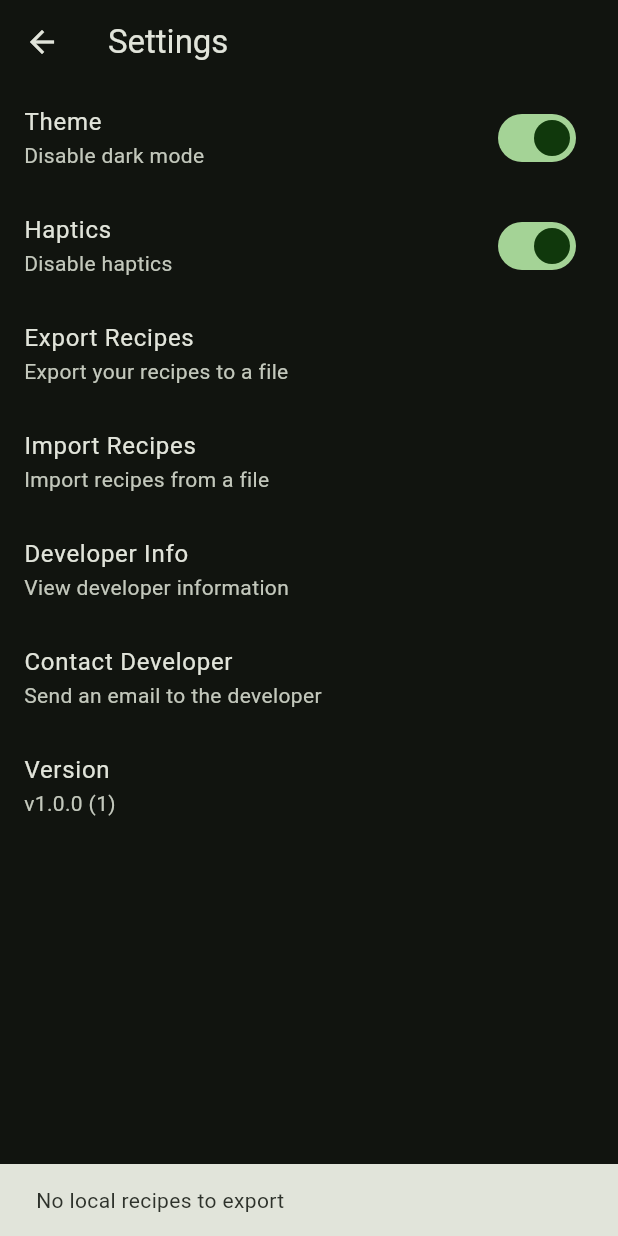
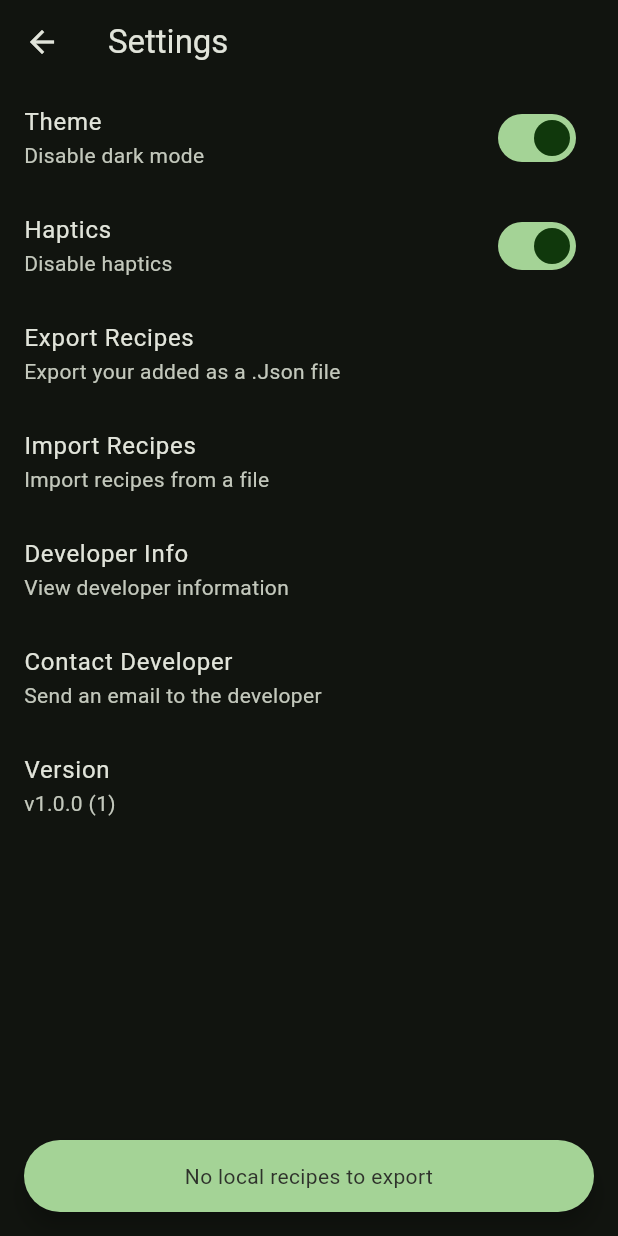
Before and after one commit to keeghan/reciplan3, a Flutter app: the SettingsScreen screen opened directly, after a tap on "Export Recipes", on a phone screen of 412 x 824 dp. Run offline on Flutter 3.47's test engine with Material 3 defaults, Android fonts, the phone set to English and light mode, and no system bars; our stand-ins replace cached_network_image, file_picker, floor, get_it, image_picker, numberpicker and 3 more; missing offline and left inert: downloadsfolder; accounts and stored records are empty; generated files the repository leaves out were written again.

Commit message:
feat!: implement export  feature

```diff
--- /dev/null
+++ b/devtools_options.yaml
@@ -0,0 +1,4 @@
+description: This file stores settings for Dart & Flutter DevTools.
+documentation: https://docs.flutter.dev/tools/devtools/extensions#configure-extension-enablement-states
+extensions:
+  - provider: true
--- a/lib/data/daos/recipe_dao.dart
+++ b/lib/data/daos/recipe_dao.dart
@@ -65,6 +65,9 @@ abstract class RecipeDao {
   @Query('SELECT * FROM recipe_table ORDER BY id DESC')
   Future<List<Recipe>> getAllRecipes();
 
+  @Query('SELECT * FROM recipe_table WHERE userCreated = 1 ORDER BY id DESC')
+  Future<List<Recipe>> getUserCreatedRecipes();
+
   @Query('SELECT * FROM recipe_table WHERE favorite = 1 ORDER BY id DESC')
   Stream<List<Recipe>> getFavoriteRecipes();
 
--- a/lib/data/db/database_provider.dart
+++ b/lib/data/db/database_provider.dart
@@ -1,7 +1,7 @@
 import 'package:floor/floor.dart';
 import 'package:reciplan3/util/yt_links.dart';
 
-import '../../util/data.dart';
+import 'data.dart';
 import '../../util/util.dart';
 import '../daos/day_dao.dart';
 import '../daos/recipe_dao.dart';
--- a/lib/data/repositories/recipe_repository.dart
+++ b/lib/data/repositories/recipe_repository.dart
@@ -14,6 +14,11 @@ class RecipeRepository {
   // Get all recipes
   Future<List<Recipe>> getAllRecipes() async {
     return await _recipeDao.getAllRecipes();
+  }
+
+  // Get all user created recipes
+  Future<List<Recipe>> getUserCreatedRecipes() async {
+    return await _recipeDao.getUserCreatedRecipes();
   }
 
   // Create new recipe
--- a/lib/ui/plan/manage_day_screen.dart
+++ b/lib/ui/plan/manage_day_screen.dart
@@ -126,7 +126,7 @@ class _ManageDayScreenState extends State<ManageDayScreen> {
                           onTap: () async {
                             await _planViewModel.addRecipeToDay(
                                 widget.dayId, recipe.mealType, recipe.id);
-                            String msg = _planViewModel.isSuccess
+                            String msg = _planViewModel.error == null
                                 ? "${recipe.name} added"
                                 : _planViewModel.error!;
                             showSnackBar(context, msg);
--- a/lib/ui/settings_screen.dart
+++ b/lib/ui/settings_screen.dart
@@ -5,9 +5,15 @@ import 'package:file_picker/file_picker.dart';
 import 'package:flutter/material.dart';
 import 'package:path_provider/path_provider.dart';
 import 'package:provider/provider.dart';
+import 'package:reciplan3/data/entities/recipe.dart';
+import 'package:reciplan3/util/storage_service.dart';
 import 'package:reciplan3/util/theme_provider.dart';
+import 'package:reciplan3/util/util.dart';
 import 'package:shared_preferences/shared_preferences.dart';
 import 'package:url_launcher/url_launcher.dart';
+
+import '../main.dart';
+import '../recipe_viewmodel.dart';
 
 class SettingsScreen extends StatefulWidget {
   const SettingsScreen({super.key});
@@ -18,6 +24,7 @@ class SettingsScreen extends StatefulWidget {
 
 class _SettingsScreenState extends State<SettingsScreen> {
   late SharedPreferences prefs;
+  late RecipeViewModel _viewModel;
   bool isDarkMode = true;
   bool isHapticsEnabled = true;
   final String version = '1.0.0';
@@ -26,6 +33,7 @@ class _SettingsScreenState extends State<SettingsScreen> {
   @override
   void initState() {
     super.initState();
+    _viewModel = locator.get<RecipeViewModel>();
     _loadPreferences();
   }
 
@@ -47,27 +55,33 @@ class _SettingsScreenState extends State<SettingsScreen> {
   Future<void> _exportRecipes() async {
     try {
       // Get recipes  database
-      final List<Map<String, dynamic>> recipes =
-          await _getAllUserCreatedRecipes();
-
-      if (recipes.isEmpty) {
-        _showSnackBar('No local recipes to export');
+      final List<Recipe>? recipes = await _viewModel.getUserCreatedRecipes();
+      if (recipes == null) {
+        if (mounted) showSnackBar(context, _viewModel.error.toString());
         return;
       }
-
-      String fileName = await _showExportDialog();
-      if (fileName.isEmpty) return;
-
+      if (recipes.isEmpty) {
+        if (mounted) showSnackBar(context, 'No local recipes to export');
+        return;
+      }
       final String jsonString = jsonEncode(recipes);
 
-      // Get the exported recipes from directory
-      final directory = await getApplicationDocumentsDirectory();
-      final File file = File('${directory.path}/$fileName.json');
+      String fileNamePrefix = await _showExportDialog();
+      if (fileNamePrefix.isEmpty) return; //User cancelled dialog box
+      String fileName = "$fileNamePrefix'_'${getDateTimeString()}";
 
+      final  directory = await getApplicationDocumentsDirectory();
+      final filePath = '${directory.path}/$fileName';
+
+      final File file = File(filePath);
       await file.writeAsString(jsonString);
-      _showSnackBar('Recipes exported successfully');
+      StorageService().copyToDownloads(filePath, fileName);
+      if (mounted) showSnackBar(context, 'Exported to Downloads folder');
     } catch (e) {
-      _showSnackBar('Error exporting recipes: ${e.toString()}');
+      print(e);
+      if (mounted) {
+        showSnackBar(context, 'Error exporting recipes: ${e.toString()}');
+      }
     }
   }
 
@@ -86,10 +100,12 @@ class _SettingsScreenState extends State<SettingsScreen> {
         final List<dynamic> recipes = jsonDecode(contents);
         // Import recipes to database
         await _importRecipesToDatabase(recipes);
-        _showSnackBar('Recipes imported successfully');
+        if (mounted) showSnackBar(context, 'Recipes imported successfully');
       }
     } catch (e) {
-      _showSnackBar('Error importing recipes: ${e.toString()}');
+      if (mounted) {
+        showSnackBar(context, 'Error importing recipes: ${e.toString()}');
+      }
     }
   }
 
@@ -163,24 +179,14 @@ class _SettingsScreenState extends State<SettingsScreen> {
     await _launchUrl(emailLaunchUri.toString());
   }
 
+  //TODO: fix message
   Future<void> _launchUrl(String url) async {
     if (await canLaunchUrl(Uri.parse(url))) {
       await launchUrl(Uri.parse(url));
     } else {
-      _showSnackBar('Could not launch $url');
+      if (!mounted) return;
+      showSnackBar(context, 'Could not launch $url');
     }
-  }
-
-  void _showSnackBar(String message) {
-    if (!mounted) return;
-    ScaffoldMessenger.of(context).showSnackBar(
-      SnackBar(content: Text(message)),
-    );
-  }
-
-  Future<List<Map<String, dynamic>>> _getAllUserCreatedRecipes() async {
-    // Todo: Implement get all user Recipes
-    return [];
   }
 
   Future<void> _importRecipesToDatabase(List<dynamic> recipes) async {
@@ -224,7 +230,7 @@ class _SettingsScreenState extends State<SettingsScreen> {
           ),
           ListTile(
             title: const Text('Export Recipes'),
-            subtitle: const Text('Export your recipes to a file'),
+            subtitle: const Text('Export your added as a .Json file'),
             onTap: _exportRecipes,
           ),
           ListTile(
@@ -250,4 +256,21 @@ class _SettingsScreenState extends State<SettingsScreen> {
       ),
     );
   }
+
+  String getDateTimeString() {
+    DateTime now = DateTime.now();
+    String fileNameDateTime =
+        '${now.year}-${now.month.toString().padLeft(2, '0')}-${now.day.toString().padLeft(2, '0')}_'
+        '${now.hour.toString().padLeft(2, '0')}-${now.minute.toString().padLeft(2, '0')}-'
+        '${now.second.toString().padLeft(2, '0')}';
+    return fileNameDateTime;
+  }
+
+// Future<void> getExportDirectory() async {
+//   try {
+//     Directory downloadDirectory = await getDownloadsDirectory();
+//     print('Downloads folder path: ${downloadDirectory.path}');
+//   } catch (e) {
+//     print('Failed to retrieve downloads folder path $e');
+//   }
 }
--- a/pubspec.yaml
+++ b/pubspec.yaml
@@ -25,6 +25,9 @@ dependencies:
   async: ^2.11.0
   image_picker: ^1.1.2
   numberpicker: ^2.1.2
+  rxdart: ^0.28.0
+  downloadsfolder: ^1.1.0
+
 
 dev_dependencies:
   flutter_test:
```
Also changed, not shown: lib/data/entities/recipe.dart (+18 -0 lines), lib/data/repositories/day_repository.dart (+9 -8 lines), lib/plan_viewmodel.dart (+19 -17 lines), lib/recipe_viewmodel.dart (+33 -15 lines), lib/ui/plan/plan_page.dart (+53 -54 lines), lib/util/storage_service.dart (added, +19 -0 lines), lib/data/db/data.dart (renamed from lib/util/data.dart), lib/data/db/reciplan_database.g.dart, pubspec.lock, 5 other files.
